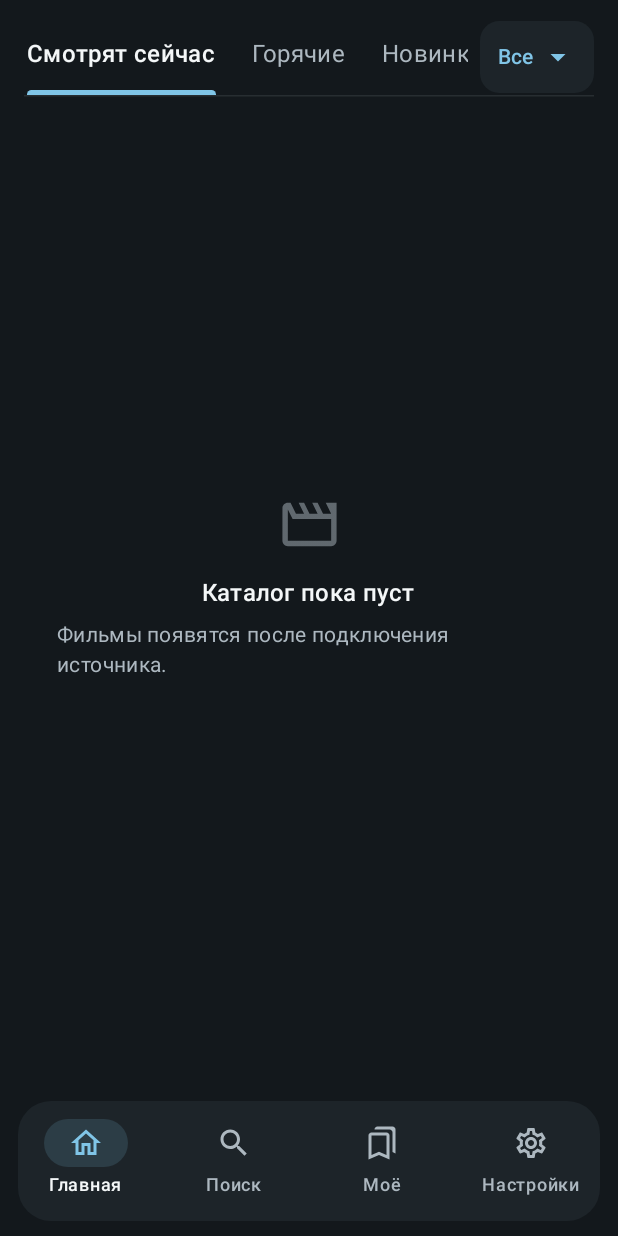
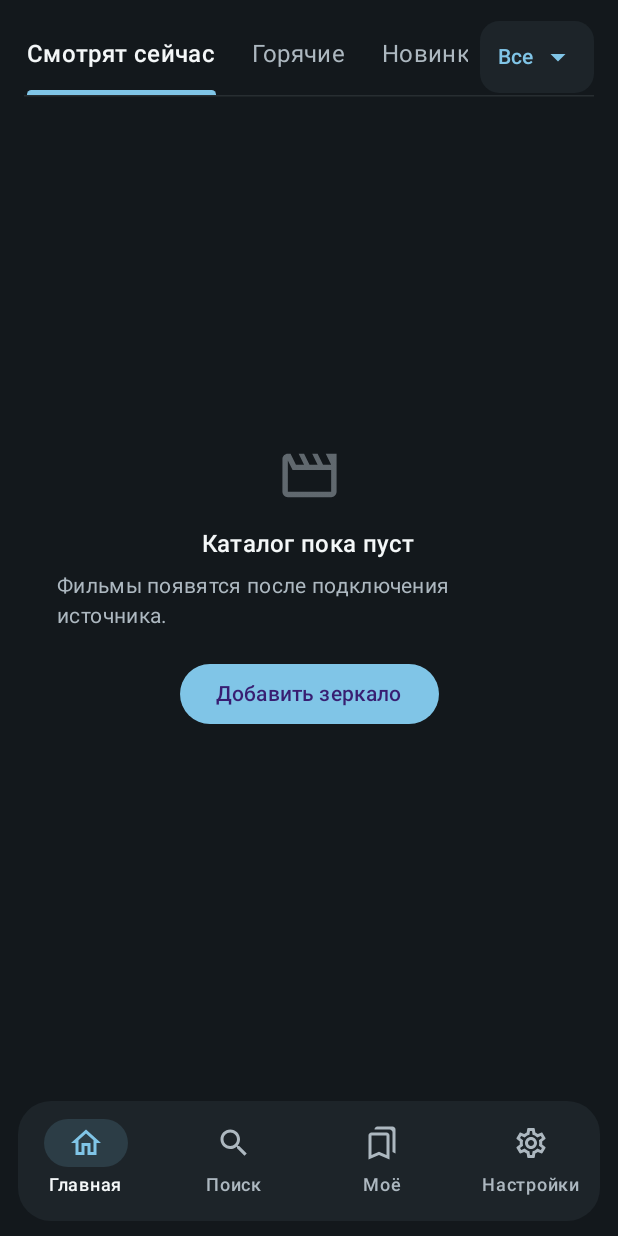
Before and after one commit to georg1995105-hash/Cinema, an Android app built with Jetpack Compose: the screen it shows after launch (MainActivity), on a phone screen of 412 x 824 dp. Run offline under Robolectric (Android 15) with nearby library versions, the phone set to English and light mode, and no system bars.

Commit message:
feat: open user-selected mirror in a secure guest WebView for real-world testing

```diff
--- a/app/src/main/java/app/cinema/player/MainActivity.kt
+++ b/app/src/main/java/app/cinema/player/MainActivity.kt
@@ -38,7 +38,7 @@ internal val appBlue = Color(0xFF80C5E7)
 internal val appMuted = Color(0xFFADB8C0)
 private val appWhite = Color(0xFFF4F7F8)
 
-internal enum class Page { HOME, SEARCH, LIBRARY, SETTINGS, SOURCES, PLAYER, APPEARANCE, ABOUT, TEST, UPDATES }
+internal enum class Page { HOME, SEARCH, LIBRARY, SETTINGS, SOURCES, PLAYER, APPEARANCE, ABOUT, TEST, UPDATES, SITE }
 private data class Destination(val page: Page, val label: String, val icon: ImageVector)
 private val destinations = listOf(
     Destination(Page.HOME, "Главная", Icons.Outlined.Home),
@@ -73,6 +73,7 @@ private fun CinemaApp() {
     var activeSource by remember { mutableStateOf(local.activeSource()) }
     var page by remember { mutableStateOf(Page.HOME) }
     var playing by remember { mutableStateOf<String?>(null) }
+    var browsingSource by remember { mutableStateOf<String?>(null) }
     val tablet = LocalConfiguration.current.screenWidthDp >= 600
 
     fun saveProgress(url: String, position: Long) {
@@ -94,6 +95,7 @@ private fun CinemaApp() {
         }
     }
     fun back() {
+        if (page == Page.SITE) { page = Page.HOME; return }
         page = if (page in listOf(Page.SOURCES, Page.PLAYER, Page.APPEARANCE, Page.ABOUT, Page.TEST, Page.UPDATES))
             Page.SETTINGS else Page.HOME
     }
@@ -114,7 +116,7 @@ private fun CinemaApp() {
     Scaffold(
         containerColor = appBackground,
         bottomBar = {
-            BoxWithConstraints(
+            if (page != Page.SITE) BoxWithConstraints(
                 modifier = Modifier.fillMaxWidth().padding(top = 5.dp, bottom = 10.dp),
                 contentAlignment = Alignment.Center
             ) {
@@ -155,7 +157,11 @@ private fun CinemaApp() {
                 .padding(horizontal = if (tablet) 30.dp else 16.dp, vertical = 12.dp)
         ) {
             when (page) {
-                Page.HOME -> HomeScreen()
+                Page.HOME -> HomeScreen(
+                    activeSource = activeSource,
+                    onBrowse = { browsingSource = it; page = Page.SITE },
+                    onAddSource = { page = Page.SOURCES }
+                )
                 Page.SEARCH -> SearchScreen(history, favourites) { playing = it }
                 Page.LIBRARY -> LibraryScreen(history, favourites, { playing = it },
                     ::toggleFavourite, { url ->
@@ -164,10 +170,12 @@ private fun CinemaApp() {
                     })
                 Page.SETTINGS -> SettingsScreen { page = it }
                 Page.SOURCES -> SourcesScreen(sources, activeSource, ::saveSources,
-                    { selected -> activeSource = selected; local.saveActiveSource(selected) }, ::back)
+                    { selected -> activeSource = selected; local.saveActiveSource(selected) }, ::back,
+                    onBrowse = { browsingSource = it; page = Page.SITE })
                 Page.PLAYER -> PlayerSettingsScreen(local, ::back) { page = Page.TEST }
                 Page.APPEARANCE -> AppearanceScreen(local, ::back)
                 Page.UPDATES -> UpdatesScreen()
+                Page.SITE -> BrowserScreen(browsingSource ?: activeSource.orEmpty(), onBack = { page = Page.HOME })
                 Page.ABOUT -> AboutScreen(::back)
                 Page.TEST -> VideoTestScreen(::back) { playing = it }
             }
@@ -226,7 +234,7 @@ internal fun SimpleTabs(items: List<String>, selected: String, onSelected: (Stri
 }
 
 @Composable
-private fun HomeScreen() {
+private fun HomeScreen(activeSource: String?, onBrowse: (String) -> Unit, onAddSource: () -> Unit) {
     var kind by rememberSaveable { mutableStateOf(contentKinds.first()) }
     var options by remember { mutableStateOf(false) }
     val pager = rememberPagerState(initialPage = 0, pageCount = { feeds.size })
@@ -369,6 +377,16 @@ private fun HomeScreen() {
                         color = appMuted,
                         style = MaterialTheme.typography.bodyMedium
                     )
+                    Spacer(Modifier.height(18.dp))
+                    if (activeSource != null) {
+                        Button(onClick = { onBrowse(activeSource) }) {
+                            Icon(Icons.Outlined.OpenInNew, contentDescription = null)
+                            Spacer(Modifier.width(8.dp))
+                            Text("Открыть выбранное зеркало")
+                        }
+                    } else {
+                        Button(onClick = onAddSource) { Text("Добавить зеркало") }
+                    }
                 }
             }
         }
```
Also changed, not shown: app/src/main/java/app/cinema/player/BrowserScreen.kt (added, +118 -0 lines), app/src/main/java/app/cinema/player/SettingsScreens.kt (+5 -2 lines).
